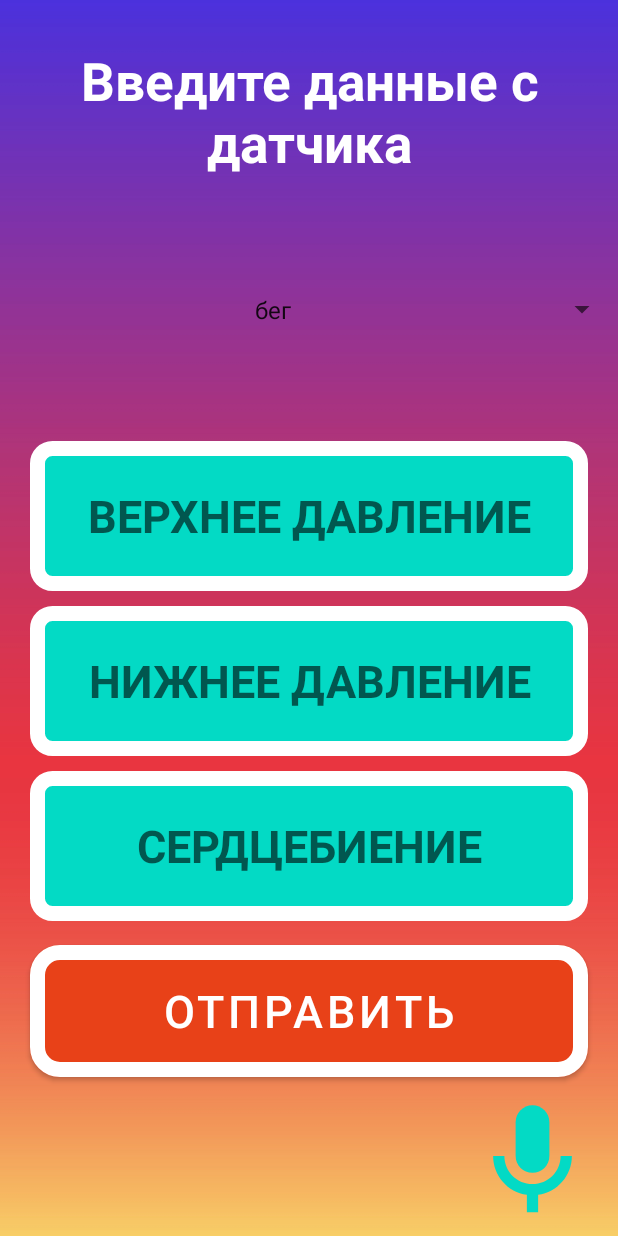
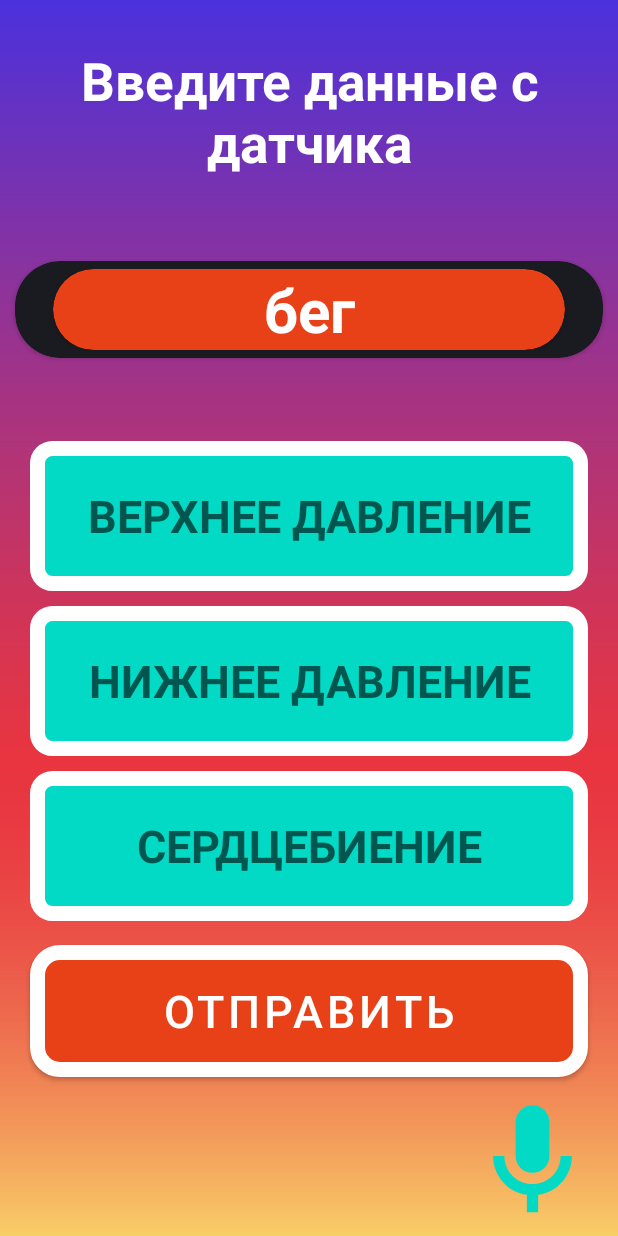
Before and after one commit to fakecharge/digital_rush, an Android app: the EnterData screen opened directly, with no data from a screen before it, on a phone screen of 412 x 824 dp. Run offline under Robolectric (Android 15) with nearby library versions, the phone set to English and light mode, and no system bars; libraries missing offline, so code that uses them is left out: org.tensorflow.lite.

Commit message:
Need a more commits

```diff
--- /dev/null
+++ b/DR2021/app/src/main/java/com/innino/dr2021/CustomAdapter.java
@@ -0,0 +1,45 @@
+package com.innino.dr2021;
+
+import android.content.Context;
+import android.view.LayoutInflater;
+import android.view.View;
+import android.view.ViewGroup;
+import android.widget.BaseAdapter;
+import android.widget.Button;
+import android.widget.TextView;
+
+import androidx.cardview.widget.CardView;
+
+public class CustomAdapter extends BaseAdapter {
+    Context context;
+    String[] trainers;
+    LayoutInflater inflter;
+
+    public CustomAdapter(Context applicationContext, String[] trainers) {
+        this.context = applicationContext;
+        this.trainers = trainers;
+        inflter = (LayoutInflater.from(applicationContext));
+    }
+    @Override
+    public int getCount() {
+        return trainers.length;
+    }
+
+    @Override
+    public Object getItem(int position) {
+        return null;
+    }
+
+    @Override
+    public long getItemId(int position) {
+        return 0;
+    }
+
+    @Override
+    public View getView(int position, View convertView, ViewGroup parent) {
+        convertView = inflter.inflate(R.layout.custom_spinner, null);
+        TextView btn = convertView.findViewById(R.id.textView);
+        btn.setText(trainers[position]);
+        return convertView;
+    }
+}
--- a/DR2021/app/src/main/java/com/innino/dr2021/EnterData.java
+++ b/DR2021/app/src/main/java/com/innino/dr2021/EnterData.java
@@ -57,9 +57,12 @@ public class EnterData extends AppCompatActivity implements AdapterView.OnItemSe
         Spinner spinner = (Spinner) findViewById(R.id.spinner);
         ArrayAdapter<CharSequence> adapter = ArrayAdapter.createFromResource(this,
                 R.array.planets_array, android.R.layout.simple_spinner_item);
-        adapter.setDropDownViewResource(android.R.layout.simple_spinner_dropdown_item);
+
         spinner.setOnItemSelectedListener(this);
-        spinner.setAdapter(adapter);
+        String[] trainers = getResources().getStringArray(R.array.planets_array);
+        CustomAdapter customAdapter=new CustomAdapter(getApplicationContext(),trainers);
+
+        spinner.setAdapter(customAdapter);
     }
 
     @Override
--- a/DR2021/app/src/main/res/layout/activity_enter_data.xml
+++ b/DR2021/app/src/main/res/layout/activity_enter_data.xml
@@ -120,7 +120,8 @@
         app:layout_constraintBottom_toTopOf="@+id/upper"
         app:layout_constraintTop_toBottomOf="@+id/textView4"
         android:textAlignment="center"
-        android:visibility="visible"
+        android:popupBackground="#fff"
+        android:background="#0000"
         />
 
 
--- /dev/null
+++ b/DR2021/app/src/main/res/layout/custom_spinner.xml
@@ -0,0 +1,47 @@
+<?xml version="1.0" encoding="utf-8"?>
+<LinearLayout xmlns:android="http://schemas.android.com/apk/res/android"
+    android:layout_width="match_parent"
+    android:layout_height="wrap_content"
+    xmlns:app="http://schemas.android.com/apk/res-auto"
+    android:background="#0000"
+
+    android:cacheColorHint="#00000000"
+    >
+    <androidx.cardview.widget.CardView
+        android:layout_width="match_parent"
+        android:layout_height="match_parent"
+        android:layout_margin="10dp"
+        app:cardCornerRadius="30dp"
+        app:contentPadding="5dp"
+        >
+
+
+        <androidx.cardview.widget.CardView
+            android:layout_width="match_parent"
+            android:layout_height="wrap_content"
+            android:layout_gravity="center"
+            android:text="Demo"
+            android:textAlignment="center"
+            android:textColor="@color/white"
+            android:textStyle="bold"
+            android:backgroundTint="#e84118"
+
+            style="?android:attr/spinnerItemStyle"
+            app:cardCornerRadius="30dp"
+            android:layout_marginHorizontal="20dp">
+            <TextView
+                android:id="@+id/textView"
+                android:layout_width="match_parent"
+                android:layout_height="match_parent"
+                android:textSize="40sp"
+                android:text="TEST"
+                android:textColor="@color/white"
+                android:textAlignment="center"
+                android:textStyle="bold"
+                />
+        </androidx.cardview.widget.CardView>
+    </androidx.cardview.widget.CardView>
+
+
+
+</LinearLayout>
```
Also changed, not shown: DR2021/app/src/main/AndroidManifest.xml (+11 -5 lines), DR2021/app/src/main/java/com/innino/dr2021/History.java (added, +14 -0 lines), DR2021/app/src/main/res/layout/activity_history.xml (added, +9 -0 lines), DR2021/app/src/main/res/layout/simple_spinner_dropdown_item.xml (deleted, +0 -13 lines), DR2021/app/src/main/res/layout/simple_spinner_item.xml (deleted, +0 -13 lines).
